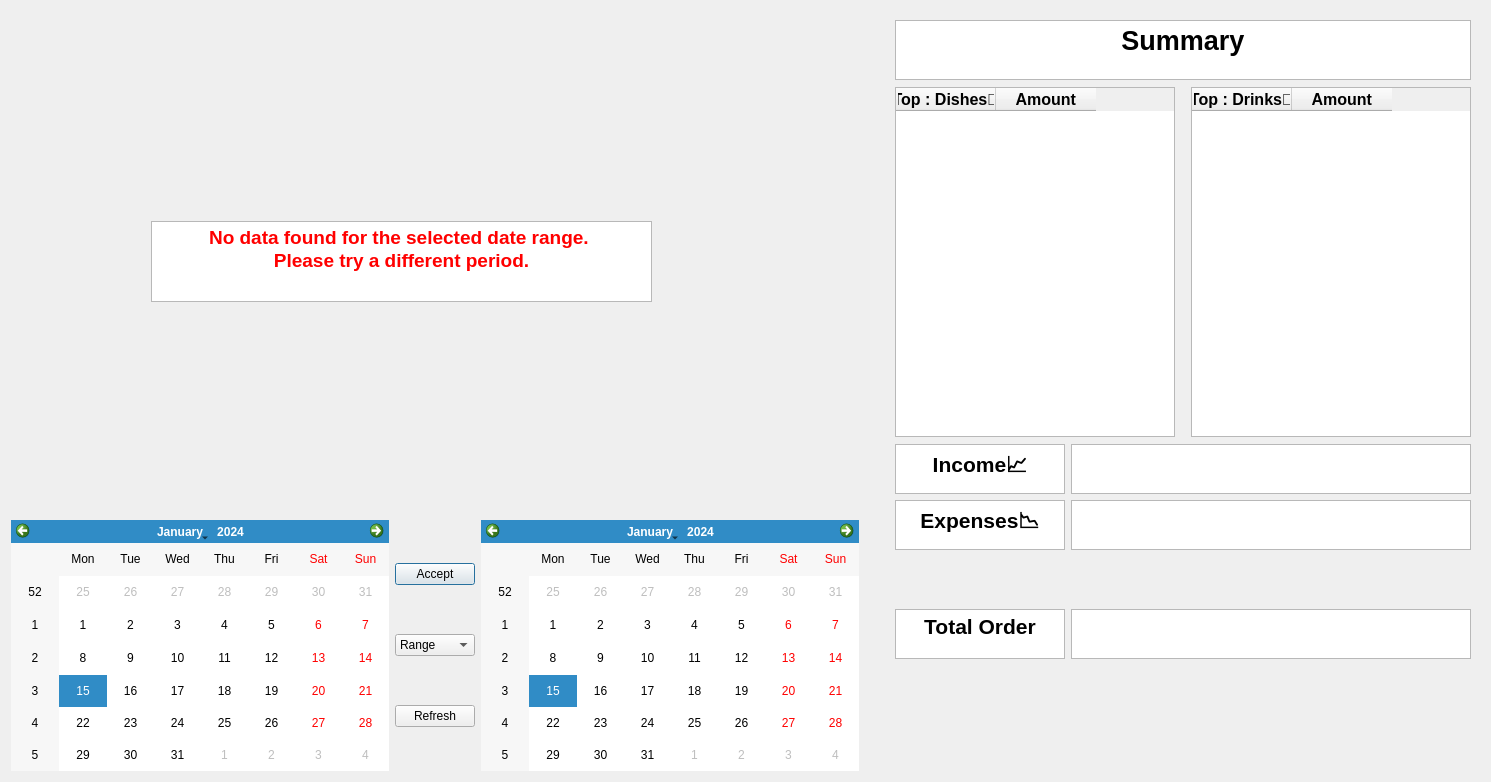
sriv95/Restaurant-Management, file ui/analysis.ui: the form before one commit.
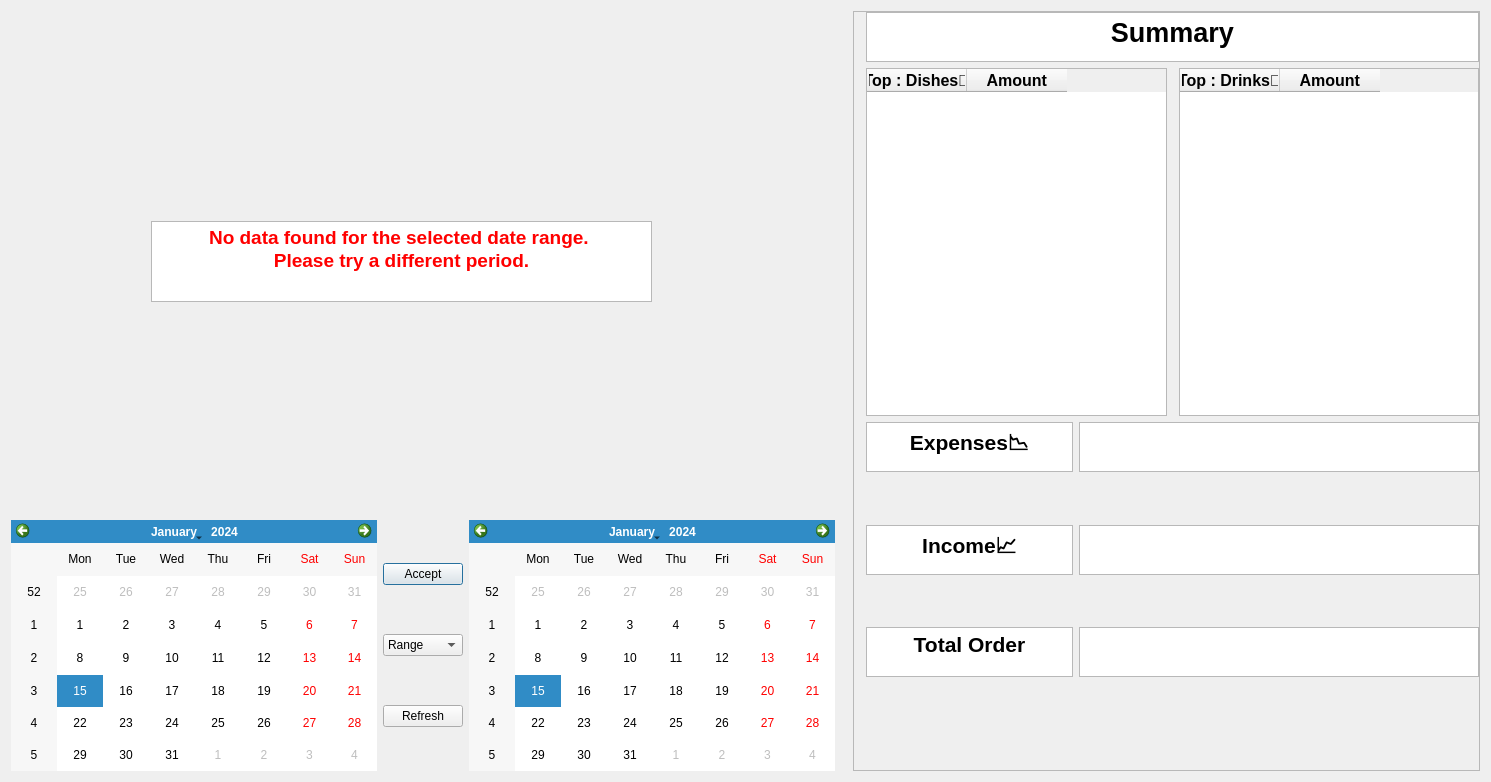
The form after the commit.

```diff
--- a/ui/analysis.ui
+++ b/ui/analysis.ui
@@ -13,7 +13,7 @@
   <property name="windowTitle">
    <string>Dialog</string>
   </property>
-  <layout class="QHBoxLayout" name="horizontalLayout_4" stretch="7,0">
+  <layout class="QHBoxLayout" name="horizontalLayout_4" stretch="4,3">
    <item>
     <widget class="QWidget" name="WidgetGraph" native="true">
      <layout class="QVBoxLayout" name="verticalLayout_5" stretch="2,1">
@@ -138,8 +138,17 @@
     </widget>
    </item>
    <item>
-    <widget class="QWidget" name="WidgetSummay" native="true">
-     <layout class="QVBoxLayout" name="verticalLayout_6">
+    <widget class="QFrame" name="WidgetSummay">
+     <property name="frameShape">
+      <enum>QFrame::Shape::StyledPanel</enum>
+     </property>
+     <property name="frameShadow">
+      <enum>QFrame::Shadow::Raised</enum>
+     </property>
+     <layout class="QVBoxLayout" name="verticalLayout_9" stretch="1,4,4">
+      <property name="leftMargin">
+       <number>12</number>
+      </property>
       <property name="topMargin">
        <number>0</number>
       </property>
@@ -149,9 +158,6 @@
       <property name="bottomMargin">
        <number>0</number>
       </property>
-      <item>
-       <widget class="QWidget" name="verticalWidget" native="true">
-        <layout class="QVBoxLayout" name="verticalLayout">
          <item>
           <widget class="QTextEdit" name="text_Summary">
            <property name="enabled">
@@ -166,7 +172,7 @@
            <property name="maximumSize">
             <size>
              <width>16777215</width>
-             <height>60</height>
+          <height>50</height>
             </size>
            </property>
            <property name="readOnly">
@@ -185,23 +191,23 @@
           </widget>
          </item>
          <item>
-          <spacer name="verticalSpacer">
-           <property name="orientation">
-            <enum>Qt::Orientation::Vertical</enum>
-           </property>
-           <property name="sizeType">
-            <enum>QSizePolicy::Policy::Minimum</enum>
-           </property>
-           <property name="sizeHint" stdset="0">
-            <size>
-             <width>1</width>
-             <height>1</height>
-            </size>
-           </property>
-          </spacer>
-         </item>
-         <item>
+       <widget class="QWidget" name="widget_TopMenu" native="true">
           <layout class="QHBoxLayout" name="horizontalLayout_3">
+         <property name="spacing">
+          <number>12</number>
+         </property>
+         <property name="leftMargin">
+          <number>0</number>
+         </property>
+         <property name="topMargin">
+          <number>0</number>
+         </property>
+         <property name="rightMargin">
+          <number>0</number>
+         </property>
+         <property name="bottomMargin">
+          <number>0</number>
+         </property>
            <item>
             <widget class="QTableWidget" name="Top_Dished">
              <property name="font">
@@ -236,28 +242,12 @@
              </column>
             </widget>
            </item>
-           <item>
-            <spacer name="horizontalSpacer">
-             <property name="orientation">
-              <enum>Qt::Orientation::Horizontal</enum>
-             </property>
-             <property name="sizeType">
-              <enum>QSizePolicy::Policy::Minimum</enum>
-             </property>
-             <property name="sizeHint" stdset="0">
-              <size>
-               <width>10</width>
-               <height>20</height>
-              </size>
-             </property>
-            </spacer>
-           </item>
            <item>
             <widget class="QTableWidget" name="Top_Drinks">
              <property name="minimumSize">
               <size>
                <width>0</width>
-               <height>350</height>
+             <height>0</height>
               </size>
              </property>
              <property name="font">
@@ -293,28 +283,53 @@
             </widget>
            </item>
           </layout>
+       </widget>
          </item>
          <item>
-          <spacer name="verticalSpacer_3">
-           <property name="orientation">
-            <enum>Qt::Orientation::Vertical</enum>
-           </property>
-           <property name="sizeType">
-            <enum>QSizePolicy::Policy::Minimum</enum>
-           </property>
-           <property name="sizeHint" stdset="0">
+       <widget class="QWidget" name="widget_Summary" native="true">
+        <layout class="QGridLayout" name="gridLayout" rowstretch="1,1,1,1,1,1,1">
+         <property name="leftMargin">
+          <number>0</number>
+         </property>
+         <property name="topMargin">
+          <number>0</number>
+         </property>
+         <property name="rightMargin">
+          <number>0</number>
+         </property>
+         <property name="bottomMargin">
+          <number>0</number>
+         </property>
+         <item row="2" column="1">
+          <widget class="QTextEdit" name="Income_in_range">
+           <property name="minimumSize">
             <size>
-             <width>20</width>
-             <height>1</height>
+             <width>400</width>
+             <height>0</height>
             </size>
            </property>
-          </spacer>
+           <property name="maximumSize">
+            <size>
+             <width>16777215</width>
+             <height>50</height>
+            </size>
+           </property>
+           <property name="readOnly">
+            <bool>true</bool>
+           </property>
+           <property name="html">
+            <string>&lt;!DOCTYPE HTML PUBLIC &quot;-//W3C//DTD HTML 4.0//EN&quot; &quot;http://www.w3.org/TR/REC-html40/strict.dtd&quot;&gt;
+&lt;html&gt;&lt;head&gt;&lt;meta name=&quot;qrichtext&quot; content=&quot;1&quot; /&gt;&lt;meta charset=&quot;utf-8&quot; /&gt;&lt;style type=&quot;text/css&quot;&gt;
+p, li { white-space: pre-wrap; }
+hr { height: 1px; border-width: 0; }
+li.unchecked::marker { content: &quot;\2610&quot;; }
+li.checked::marker { content: &quot;\2612&quot;; }
+&lt;/style&gt;&lt;/head&gt;&lt;body style=&quot; font-family:'Segoe UI'; font-size:9pt; font-weight:400; font-style:normal;&quot;&gt;
+&lt;p align=&quot;center&quot; style=&quot;-qt-paragraph-type:empty; margin-top:0px; margin-bottom:0px; margin-left:0px; margin-right:0px; -qt-block-indent:0; text-indent:0px;&quot;&gt;&lt;br /&gt;&lt;/p&gt;&lt;/body&gt;&lt;/html&gt;</string>
+           </property>
+          </widget>
          </item>
-         <item>
-          <layout class="QHBoxLayout" name="horizontalLayout_2">
-           <item>
-            <layout class="QVBoxLayout" name="verticalLayout_4">
-             <item>
+         <item row="2" column="0">
               <widget class="QTextEdit" name="text_Expenses">
                <property name="minimumSize">
                 <size>
@@ -324,7 +339,7 @@
                </property>
                <property name="maximumSize">
                 <size>
-                 <width>170</width>
+             <width>16777215</width>
                  <height>50</height>
                 </size>
                </property>
@@ -343,122 +358,7 @@
                </property>
               </widget>
              </item>
-             <item>
-              <widget class="QTextEdit" name="text_Income">
-               <property name="minimumSize">
-                <size>
-                 <width>0</width>
-                 <height>0</height>
-                </size>
-               </property>
-               <property name="maximumSize">
-                <size>
-                 <width>170</width>
-                 <height>50</height>
-                </size>
-               </property>
-               <property name="readOnly">
-                <bool>true</bool>
-               </property>
-               <property name="html">
-                <string>&lt;!DOCTYPE HTML PUBLIC &quot;-//W3C//DTD HTML 4.0//EN&quot; &quot;http://www.w3.org/TR/REC-html40/strict.dtd&quot;&gt;
-&lt;html&gt;&lt;head&gt;&lt;meta name=&quot;qrichtext&quot; content=&quot;1&quot; /&gt;&lt;meta charset=&quot;utf-8&quot; /&gt;&lt;style type=&quot;text/css&quot;&gt;
-p, li { white-space: pre-wrap; }
-hr { height: 1px; border-width: 0; }
-li.unchecked::marker { content: &quot;\2610&quot;; }
-li.checked::marker { content: &quot;\2612&quot;; }
-&lt;/style&gt;&lt;/head&gt;&lt;body style=&quot; font-family:'Segoe UI'; font-size:9pt; font-weight:400; font-style:normal;&quot;&gt;
-&lt;p align=&quot;center&quot; style=&quot; margin-top:0px; margin-bottom:0px; margin-left:0px; margin-right:0px; -qt-block-indent:0; text-indent:0px;&quot;&gt;&lt;span style=&quot; font-size:16pt; font-weight:700;&quot;&gt;Expenses📉&lt;/span&gt;&lt;/p&gt;&lt;/body&gt;&lt;/html&gt;</string>
-               </property>
-              </widget>
-             </item>
-            </layout>
-           </item>
-           <item>
-            <layout class="QVBoxLayout" name="verticalLayout_2">
-             <item>
-              <widget class="QTextEdit" name="Income_in_range">
-               <property name="minimumSize">
-                <size>
-                 <width>400</width>
-                 <height>0</height>
-                </size>
-               </property>
-               <property name="maximumSize">
-                <size>
-                 <width>16777215</width>
-                 <height>50</height>
-                </size>
-               </property>
-               <property name="readOnly">
-                <bool>true</bool>
-               </property>
-               <property name="html">
-                <string>&lt;!DOCTYPE HTML PUBLIC &quot;-//W3C//DTD HTML 4.0//EN&quot; &quot;http://www.w3.org/TR/REC-html40/strict.dtd&quot;&gt;
-&lt;html&gt;&lt;head&gt;&lt;meta name=&quot;qrichtext&quot; content=&quot;1&quot; /&gt;&lt;meta charset=&quot;utf-8&quot; /&gt;&lt;style type=&quot;text/css&quot;&gt;
-p, li { white-space: pre-wrap; }
-hr { height: 1px; border-width: 0; }
-li.unchecked::marker { content: &quot;\2610&quot;; }
-li.checked::marker { content: &quot;\2612&quot;; }
-&lt;/style&gt;&lt;/head&gt;&lt;body style=&quot; font-family:'Segoe UI'; font-size:9pt; font-weight:400; font-style:normal;&quot;&gt;
-&lt;p align=&quot;center&quot; style=&quot;-qt-paragraph-type:empty; margin-top:0px; margin-bottom:0px; margin-left:0px; margin-right:0px; -qt-block-indent:0; text-indent:0px;&quot;&gt;&lt;br /&gt;&lt;/p&gt;&lt;/body&gt;&lt;/html&gt;</string>
-               </property>
-              </widget>
-             </item>
-             <item>
-              <widget class="QTextEdit" name="Expenses_in_range">
-               <property name="minimumSize">
-                <size>
-                 <width>0</width>
-                 <height>0</height>
-                </size>
-               </property>
-               <property name="maximumSize">
-                <size>
-                 <width>16777215</width>
-                 <height>50</height>
-                </size>
-               </property>
-               <property name="readOnly">
-                <bool>true</bool>
-               </property>
-               <property name="html">
-                <string>&lt;!DOCTYPE HTML PUBLIC &quot;-//W3C//DTD HTML 4.0//EN&quot; &quot;http://www.w3.org/TR/REC-html40/strict.dtd&quot;&gt;
-&lt;html&gt;&lt;head&gt;&lt;meta name=&quot;qrichtext&quot; content=&quot;1&quot; /&gt;&lt;meta charset=&quot;utf-8&quot; /&gt;&lt;style type=&quot;text/css&quot;&gt;
-p, li { white-space: pre-wrap; }
-hr { height: 1px; border-width: 0; }
-li.unchecked::marker { content: &quot;\2610&quot;; }
-li.checked::marker { content: &quot;\2612&quot;; }
-&lt;/style&gt;&lt;/head&gt;&lt;body style=&quot; font-family:'Segoe UI'; font-size:9pt; font-weight:400; font-style:normal;&quot;&gt;
-&lt;p align=&quot;center&quot; style=&quot;-qt-paragraph-type:empty; margin-top:0px; margin-bottom:0px; margin-left:0px; margin-right:0px; -qt-block-indent:0; text-indent:0px;&quot;&gt;&lt;br /&gt;&lt;/p&gt;&lt;/body&gt;&lt;/html&gt;</string>
-               </property>
-              </widget>
-             </item>
-            </layout>
-           </item>
-          </layout>
-         </item>
-         <item>
-          <spacer name="verticalSpacer_2">
-           <property name="orientation">
-            <enum>Qt::Orientation::Vertical</enum>
-           </property>
-           <property name="sizeType">
-            <enum>QSizePolicy::Policy::Preferred</enum>
-           </property>
-           <property name="sizeHint" stdset="0">
-            <size>
-             <width>20</width>
-             <height>250</height>
-            </size>
-           </property>
-          </spacer>
-         </item>
-         <item>
-          <layout class="QHBoxLayout" name="horizontalLayout_5">
-           <item>
-            <layout class="QVBoxLayout" name="verticalLayout_7">
-             <item>
+         <item row="4" column="0">
               <widget class="QTextEdit" name="text_TotalOrder">
                <property name="minimumSize">
                 <size>
@@ -468,7 +368,7 @@
                </property>
                <property name="maximumSize">
                 <size>
-                 <width>170</width>
+             <width>16777215</width>
                  <height>50</height>
                 </size>
                </property>
@@ -487,11 +387,36 @@
                </property>
               </widget>
              </item>
-            </layout>
-           </item>
-           <item>
-            <layout class="QVBoxLayout" name="verticalLayout_8">
-             <item>
+         <item row="0" column="1">
+          <widget class="QTextEdit" name="Expenses_in_range">
+           <property name="minimumSize">
+            <size>
+             <width>0</width>
+             <height>0</height>
+            </size>
+           </property>
+           <property name="maximumSize">
+            <size>
+             <width>16777215</width>
+             <height>50</height>
+            </size>
+           </property>
+           <property name="readOnly">
+            <bool>true</bool>
+           </property>
+           <property name="html">
+            <string>&lt;!DOCTYPE HTML PUBLIC &quot;-//W3C//DTD HTML 4.0//EN&quot; &quot;http://www.w3.org/TR/REC-html40/strict.dtd&quot;&gt;
+&lt;html&gt;&lt;head&gt;&lt;meta name=&quot;qrichtext&quot; content=&quot;1&quot; /&gt;&lt;meta charset=&quot;utf-8&quot; /&gt;&lt;style type=&quot;text/css&quot;&gt;
+p, li { white-space: pre-wrap; }
+hr { height: 1px; border-width: 0; }
+li.unchecked::marker { content: &quot;\2610&quot;; }
+li.checked::marker { content: &quot;\2612&quot;; }
+&lt;/style&gt;&lt;/head&gt;&lt;body style=&quot; font-family:'Segoe UI'; font-size:9pt; font-weight:400; font-style:normal;&quot;&gt;
+&lt;p align=&quot;center&quot; style=&quot;-qt-paragraph-type:empty; margin-top:0px; margin-bottom:0px; margin-left:0px; margin-right:0px; -qt-block-indent:0; text-indent:0px;&quot;&gt;&lt;br /&gt;&lt;/p&gt;&lt;/body&gt;&lt;/html&gt;</string>
+           </property>
+          </widget>
+         </item>
+         <item row="4" column="1">
               <widget class="QTextEdit" name="Total_Order_in_range">
                <property name="minimumSize">
                 <size>
@@ -520,22 +445,70 @@
                </property>
               </widget>
              </item>
-            </layout>
-           </item>
-          </layout>
-         </item>
-         <item>
-          <spacer name="verticalSpacer_4">
+         <item row="6" column="0">
+          <spacer name="verticalSpacer_2">
+           <property name="orientation">
+            <enum>Qt::Orientation::Vertical</enum>
+           </property>
+           <property name="sizeHint" stdset="0">
+            <size>
+             <width>20</width>
+             <height>40</height>
+            </size>
+           </property>
+          </spacer>
+         </item>
+         <item row="3" column="0">
+          <spacer name="verticalSpacer">
            <property name="orientation">
             <enum>Qt::Orientation::Vertical</enum>
            </property>
-           <property name="sizeType">
-            <enum>QSizePolicy::Policy::Preferred</enum>
+           <property name="sizeHint" stdset="0">
+            <size>
+             <width>20</width>
+             <height>40</height>
+            </size>
            </property>
+          </spacer>
+         </item>
+         <item row="0" column="0">
+          <widget class="QTextEdit" name="text_Income">
+           <property name="minimumSize">
+            <size>
+             <width>0</width>
+             <height>0</height>
+            </size>
+           </property>
+           <property name="maximumSize">
+            <size>
+             <width>16777215</width>
+             <height>50</height>
+            </size>
+           </property>
+           <property name="readOnly">
+            <bool>true</bool>
+           </property>
+           <property name="html">
+            <string>&lt;!DOCTYPE HTML PUBLIC &quot;-//W3C//DTD HTML 4.0//EN&quot; &quot;http://www.w3.org/TR/REC-html40/strict.dtd&quot;&gt;
+&lt;html&gt;&lt;head&gt;&lt;meta name=&quot;qrichtext&quot; content=&quot;1&quot; /&gt;&lt;meta charset=&quot;utf-8&quot; /&gt;&lt;style type=&quot;text/css&quot;&gt;
+p, li { white-space: pre-wrap; }
+hr { height: 1px; border-width: 0; }
+li.unchecked::marker { content: &quot;\2610&quot;; }
+li.checked::marker { content: &quot;\2612&quot;; }
+&lt;/style&gt;&lt;/head&gt;&lt;body style=&quot; font-family:'Segoe UI'; font-size:9pt; font-weight:400; font-style:normal;&quot;&gt;
+&lt;p align=&quot;center&quot; style=&quot; margin-top:0px; margin-bottom:0px; margin-left:0px; margin-right:0px; -qt-block-indent:0; text-indent:0px;&quot;&gt;&lt;span style=&quot; font-size:16pt; font-weight:700;&quot;&gt;Expenses📉&lt;/span&gt;&lt;/p&gt;&lt;/body&gt;&lt;/html&gt;</string>
+           </property>
+          </widget>
+         </item>
+         <item row="5" column="0">
+          <spacer name="verticalSpacer_3">
+           <property name="orientation">
+            <enum>Qt::Orientation::Vertical</enum>
+           </property>
            <property name="sizeHint" stdset="0">
             <size>
              <width>20</width>
-             <height>300</height>
+             <height>40</height>
             </size>
            </property>
           </spacer>
```
Lines whose indentation alone changed are shown as unchanged.
